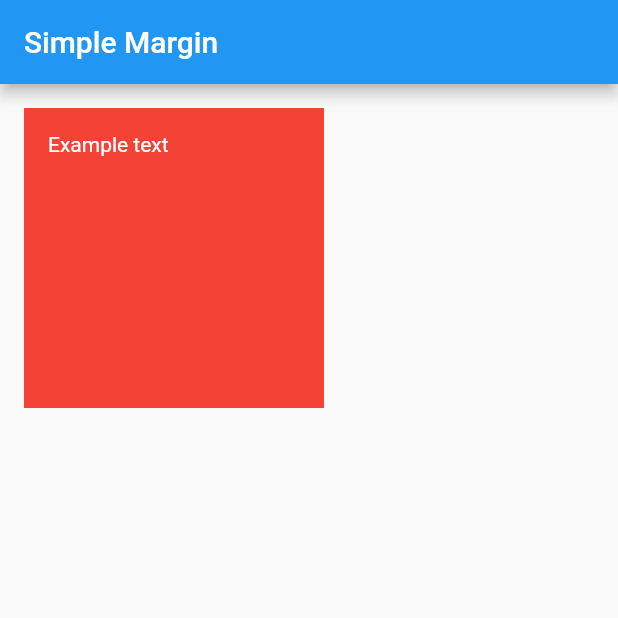
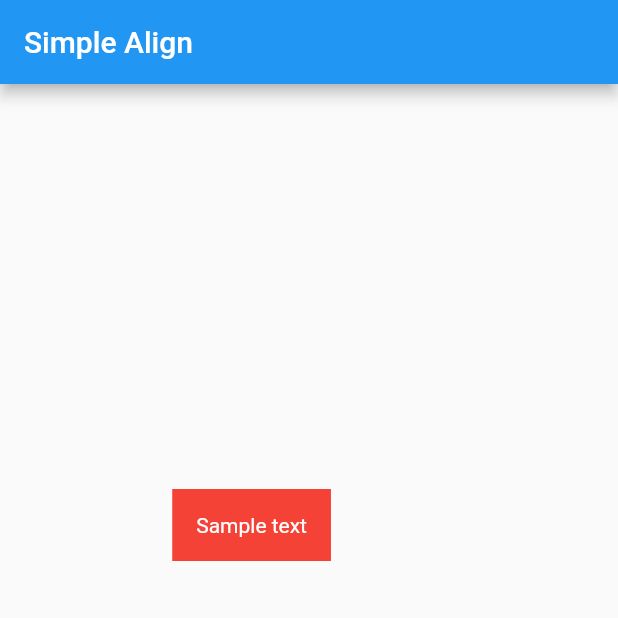
Before and after one commit to rockar06/Flutter-Basics, a Flutter app: the screen it shows after launch, on a phone screen of 412 x 824 dp, the top half of it. Run offline on Flutter 3.47's test engine with Material 2 defaults, Android fonts, the phone set to English and light mode, and no system bars.

Commit message:
Add example of Align Widget

```diff
--- a/lib/main.dart
+++ b/lib/main.dart
@@ -1,5 +1,5 @@
 import 'package:flutter/material.dart';
-import 'package:fluttercourse/widgets/margin/simple_margin.dart';
+import 'package:fluttercourse/widgets/align/simple_align.dart';
 
 void main() {
   runApp(MyApp());
@@ -16,7 +16,7 @@ class MyApp extends StatelessWidget {
         visualDensity: VisualDensity.adaptivePlatformDensity,
       ),
       //home: MyHomePage(title: 'Flutter Demo Home Page'),
-      home: SimpleMargin(),
+      home: SimpleAlign(),
     );
   }
 }
--- /dev/null
+++ b/lib/widgets/align/simple_align.dart
@@ -0,0 +1,38 @@
+import 'package:flutter/material.dart';
+import 'package:fluttercourse/common/constants.dart';
+import 'package:fluttercourse/common/custom_scaffold.dart';
+
+class SimpleAlign extends StatelessWidget {
+  @override
+  Widget build(BuildContext context) {
+    return CustomScaffold(
+      title: "Simple Align",
+      // Align is taking all space in the body of the Scaffold
+      body: Align(
+        child: _getSimpleContainerWithText(),
+        alignment: Alignment(-0.25, -0.25),
+        // Predefined values for Alignment
+        // alignment: Alignment.topLeft,
+        // alignment: Alignment.topRight,
+        // alignment: Alignment.topCenter,
+        // alignment: Alignment.centerLeft,
+        // alignment: Alignment.centerRight,
+        // alignment: Alignment.center,
+        // alignment: Alignment.bottomLeft,
+        // alignment: Alignment.bottomRight,
+        // alignment: Alignment.bottomCenter,
+      ),
+    );
+  }
+
+  Widget _getSimpleContainerWithText() {
+    return Container(
+      color: Colors.red,
+      padding: EdgeInsets.all(spacing16),
+      child: Text(
+        "Sample text",
+        style: TextStyle(color: Colors.white),
+      ),
+    );
+  }
+}
```
